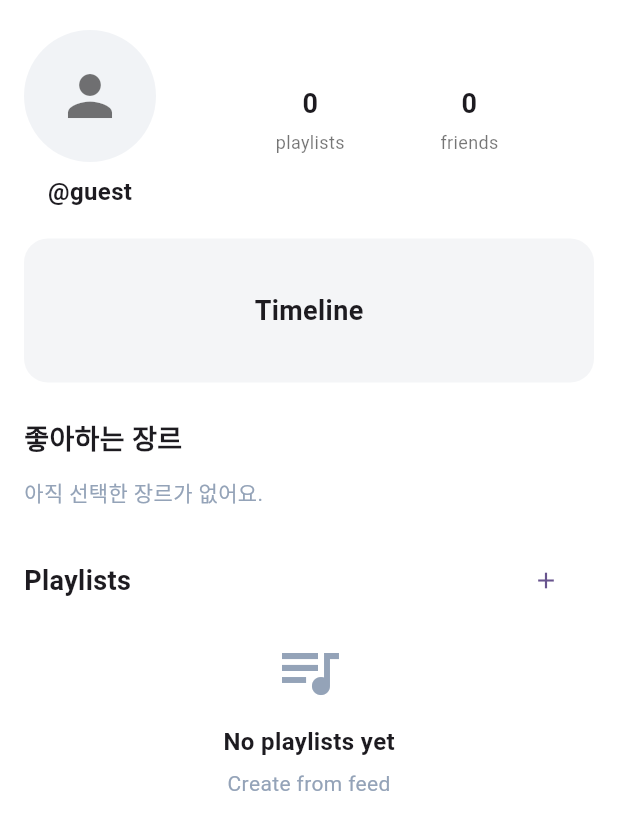
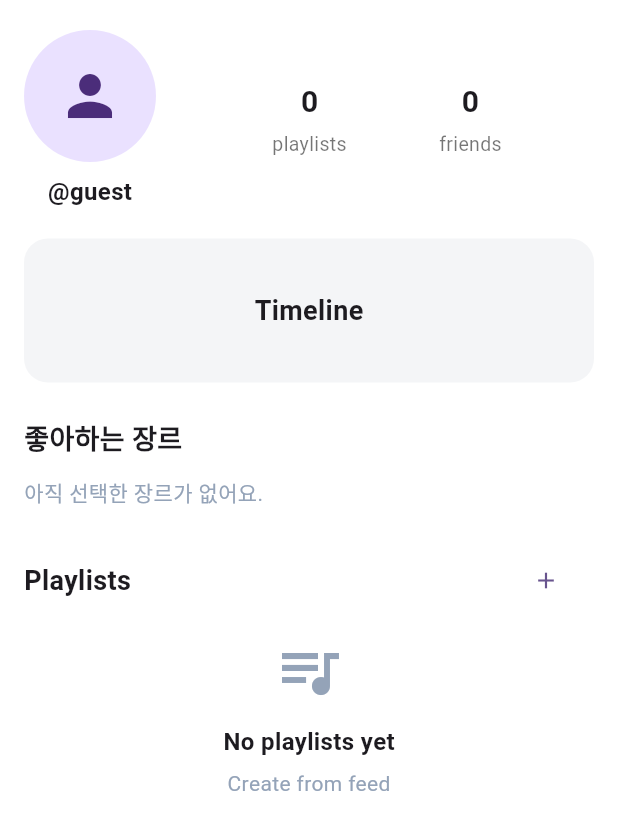
Before and after one commit to keumchaewon/madcamp_week1_HSJ-Lab, a Flutter app: the MyPageScreen screen opened directly, on a phone screen of 412 x 824 dp. Shown: the top 830 px of the screen. Run offline on Flutter 3.47's test engine with Material 3 defaults, Android fonts, the phone set to English and light mode, and no system bars; our stand-ins replace cloud_firestore, firebase_auth, firebase_core, google_sign_in; accounts and stored records are empty.

Commit message:
ui 보라색 빛 추가

```diff
--- a/lib/ui/screens/my_page_screen.dart
+++ b/lib/ui/screens/my_page_screen.dart
@@ -82,11 +82,11 @@ class MyPageScreen extends StatelessWidget {
                     children: [
                       const CircleAvatar(
                         radius: 44,
-                        backgroundColor: Color(0xFFF1F3F6),
+                        backgroundColor: Color(0xFFEAE1FF),
                         child: Icon(
                           Icons.person,
                           size: 44,
-                          color: Colors.black54,
+                          color: Color(0xFF4B2D7A),
                         ),
                       ),
                       const SizedBox(height: 8),
@@ -179,9 +179,23 @@ class MyPageScreen extends StatelessWidget {
                   runSpacing: 8,
                   children: genres
                       .map(
-                        (genre) => Chip(
-                          label: Text(genre),
-                          backgroundColor: const Color(0xFFF1F5F9),
+                        (genre) => Container(
+                          padding: const EdgeInsets.symmetric(
+                            horizontal: 12,
+                            vertical: 6,
+                          ),
+                          decoration: BoxDecoration(
+                            color: const Color(0xFFEAE1FF),
+                            borderRadius: BorderRadius.circular(999),
+                          ),
+                          child: Text(
+                            '#$genre',
+                            style: const TextStyle(
+                              fontSize: 13,
+                              fontWeight: FontWeight.w600,
+                              color: Color(0xFF4B2D7A),
+                            ),
+                          ),
                         ),
                       )
                       .toList(),
@@ -237,12 +251,12 @@ class _StatItem extends StatelessWidget {
       children: [
         Text(
           '$value',
-          style: const TextStyle(fontSize: 18, fontWeight: FontWeight.w700),
+          style: const TextStyle(fontSize: 20, fontWeight: FontWeight.w700),
         ),
         const SizedBox(height: 4),
         Text(
           label,
-          style: const TextStyle(fontSize: 12, color: Colors.black54),
+          style: const TextStyle(fontSize: 13, color: Colors.black54),
         ),
       ],
     );
```
